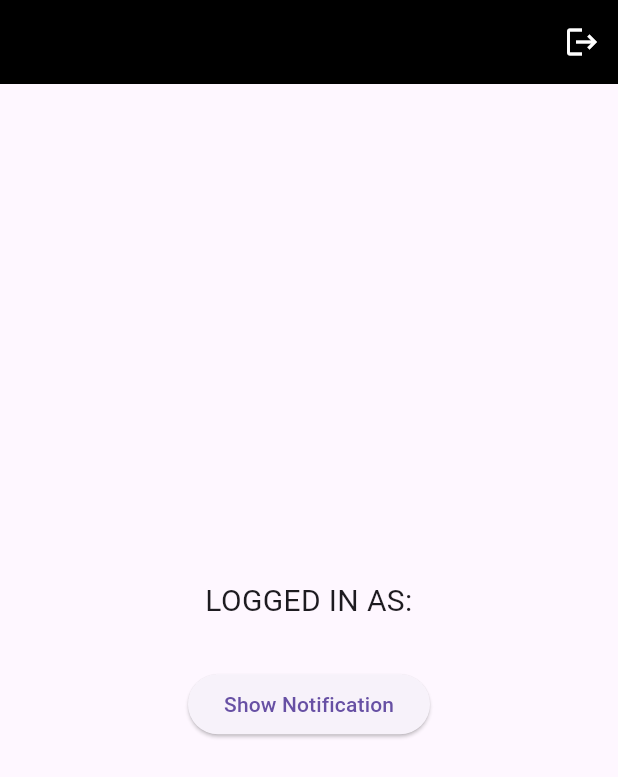
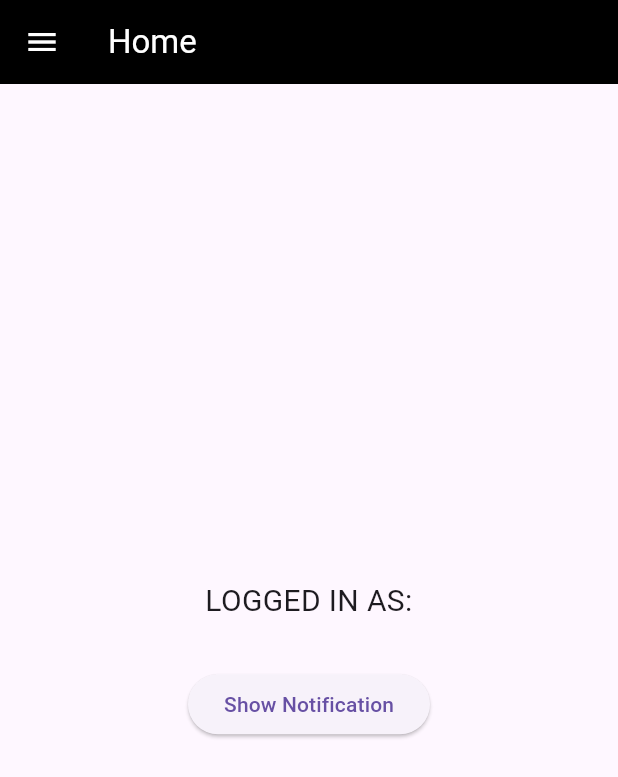
Before and after one commit to milan-koirala/flutterfire_auth_app, a Flutter app: the screen it shows once a user with an empty profile is signed in, on a phone screen of 412 x 824 dp. Shown: the top 777 px of the screen. Run offline on Flutter 3.47's test engine with Material 3 defaults, Android fonts, the phone set to English and light mode, and no system bars; our stand-ins replace firebase_auth, firebase_core, flutter_local_notifications, google_sign_in; accounts and stored records are empty.

Commit message:
Add navigation drawer and improve logout handling on HomePage

```diff
--- a/lib/pages/home_page.dart
+++ b/lib/pages/home_page.dart
@@ -1,28 +1,27 @@
 import 'package:firebase_auth/firebase_auth.dart';
 import 'package:flutter/material.dart';
 import 'package:flutterfire_auth/services/noti_service.dart';
+import 'package:flutterfire_auth/components/my_drawer.dart'; // Import your drawer
 
 class HomePage extends StatelessWidget {
   HomePage({super.key});
 
   final user = FirebaseAuth.instance.currentUser!;
 
-  // Sign user out method
-  void signUserOut() async {
+  void signUserOut(BuildContext context) async {
     await FirebaseAuth.instance.signOut();
+    // Optional: Navigate to login page
+    // Navigator.pushReplacementNamed(context, '/login');
   }
 
   @override
   Widget build(BuildContext context) {
     return Scaffold(
+      drawer: MyDrawer(onSignOut: () => signUserOut(context)),
       appBar: AppBar(
         backgroundColor: Colors.black,
-        actions: [
-          IconButton(
-            onPressed: signUserOut,
-            icon: const Icon(Icons.logout, color: Colors.white),
-          ),
-        ],
+        iconTheme: const IconThemeData(color: Colors.white),
+        title: const Text("Home", style: TextStyle(color: Colors.white)),
       ),
       body: Center(
         child: Column(
@@ -34,7 +33,6 @@ class HomePage extends StatelessWidget {
               textAlign: TextAlign.center,
             ),
             const SizedBox(height: 30),
-
             Padding(
               padding: const EdgeInsets.symmetric(horizontal: 20),
               child: ElevatedButton(
```
